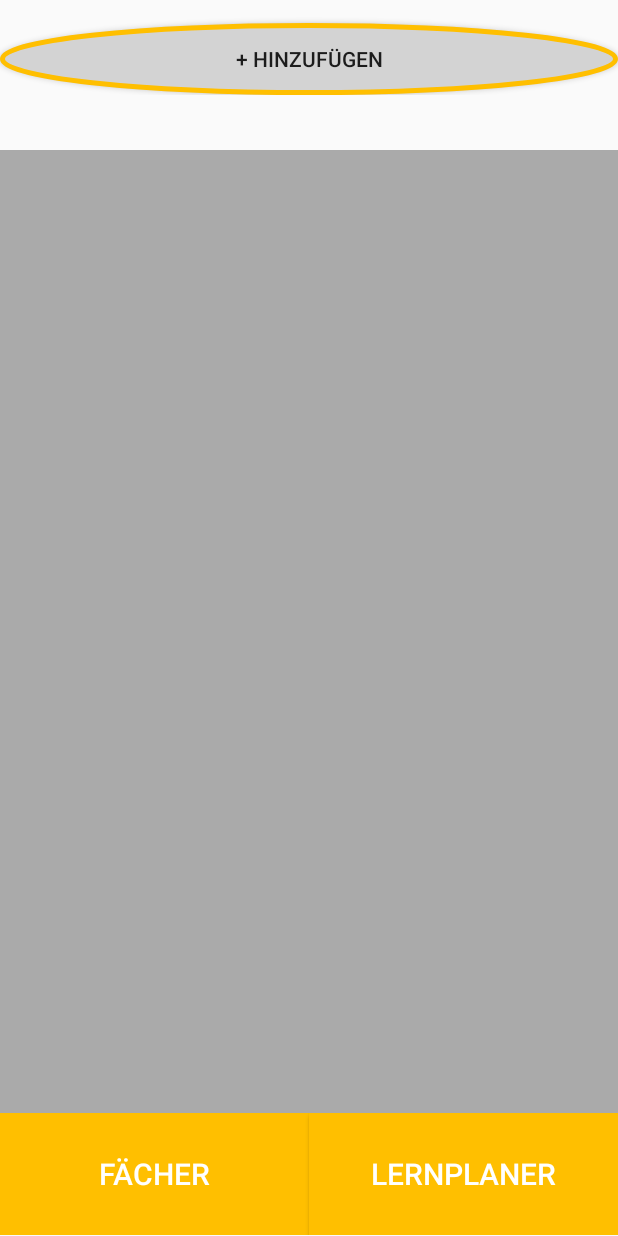
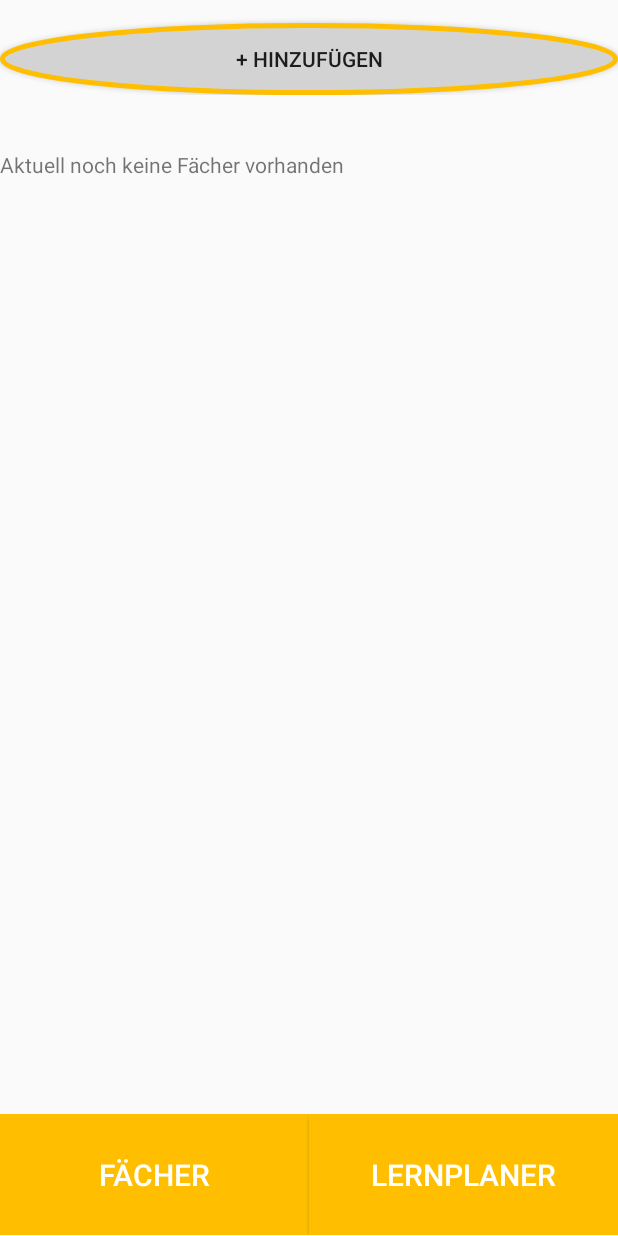
Before and after one commit to timokrapf/SICSmartIndexCards, an Android app: the screen it shows after launch (StartActivity), on a phone screen of 412 x 824 dp. Run offline under Robolectric (Android 15) with nearby library versions, the phone set to English and light mode, and no system bars; our stand-ins replace Room's generated code; libraries missing offline, so code that uses them is left out: android.arch.persistence.

Commit message:
funktionierende db mit Konstanten Klasse und erweiterung hinsichtlich usability

```diff
--- a/app/src/main/java/com/example/timokrapf/sic_smartindexcards/AppDatabase.java
+++ b/app/src/main/java/com/example/timokrapf/sic_smartindexcards/AppDatabase.java
@@ -15,43 +15,17 @@ public abstract class AppDatabase extends RoomDatabase {
 
     public abstract SubjectDao subjectDao();
 
-   /*
-    https://codelabs.developers.google.com/codelabs/android-room-with-a-view/#6
-     */
+    /*
+     https://codelabs.developers.google.com/codelabs/android-room-with-a-view/#6
+      */
     public static AppDatabase getDatabase(final Context context) {
-        if(INSTANCE == null) {
+        if (INSTANCE == null) {
             synchronized (AppDatabase.class) {
-            if (INSTANCE == null) {
-                INSTANCE = Room.databaseBuilder(context.getApplicationContext(), AppDatabase.class, "AppDatabase").build();
+                if (INSTANCE == null) {
+                    INSTANCE = Room.databaseBuilder(context.getApplicationContext(), AppDatabase.class, "AppDatabase").build();
                 }
             }
         }
         return INSTANCE;
     }
-/*
-https://codelabs.developers.google.com/codelabs/android-room-with-a-view/#11
-Fliegt eventuell noch raus.
- */
-    private static RoomDatabase.Callback appDatabaseCallback = new RoomDatabase.Callback() {
-        @Override
-    public void onOpen(@NonNull SupportSQLiteDatabase db) {
-            super.onOpen(db);
-            new PopulateDbTask(INSTANCE).execute();
-        }
-    };
-
-    private static class PopulateDbTask extends AsyncTask<Void, Void, Void> {
-
-        private final SubjectDao dao;
-
-        PopulateDbTask(AppDatabase database) {
-            dao = database.subjectDao();
-        }
-        @Override
-        protected Void doInBackground(Void... voids) {
-
-
-            return null;
-        }
-    }
 }
--- a/app/src/main/java/com/example/timokrapf/sic_smartindexcards/Constants.java
+++ b/app/src/main/java/com/example/timokrapf/sic_smartindexcards/Constants.java
@@ -3,4 +3,5 @@ package com.example.timokrapf.sic_smartindexcards;
 public class Constants {
 
     public static final String SUBJECT_TITLE_KEY = "title";
+
 }
--- a/app/src/main/java/com/example/timokrapf/sic_smartindexcards/StartActivity.java
+++ b/app/src/main/java/com/example/timokrapf/sic_smartindexcards/StartActivity.java
@@ -5,8 +5,6 @@ package com.example.timokrapf.sic_smartindexcards;
 
 import android.app.FragmentTransaction;
 import android.arch.lifecycle.Observer;
-
-
 import android.arch.lifecycle.ViewModelProviders;
 import android.content.Intent;
 import android.support.annotation.Nullable;
@@ -18,6 +16,7 @@ import android.view.Menu;
 import android.view.MenuItem;
 import android.view.View;
 import android.widget.Button;
+import android.widget.TextView;
 import android.widget.Toast;
 import java.util.List;
 
@@ -25,19 +24,20 @@ import java.util.List;
 public class StartActivity extends FragmentActivity implements AddButtonFragment.OnAddButtonFragmentClicked, AddSubjectFragment.OnAddSubjectButtonClicked{
 
 
-    private Button subjectButton, scheduleButton;
+    private Button scheduleButton;
     private AddButtonFragment addButtonFragment;
     private SubjectViewModel viewModel;
     private SubjectAdapter adapter;
+    private AddSubjectFragment addSubjectFragment;
     private RecyclerView recyclerView;
-
+    private TextView emptyText;
 
     @Override
     protected void onCreate(Bundle savedInstanceState) {
         super.onCreate(savedInstanceState);
         setContentView(R.layout.activity_start);
         initAdapter();
-        initViewModel();
+        initUI();
         initStartFragment();
         initButtons();
         setClickListener();
@@ -45,7 +45,7 @@ public class StartActivity extends FragmentActivity implements AddButtonFragment
     }
 
     /*
-    https://codelabs.developers.google.com/codelabs/android-room-with-a-view/#13
+    https://codelabs.developers.google.com/codelabs/android-room-with-a-view/#13 am 07.08.18
      */
 
     private void initAdapter() {
@@ -67,18 +67,26 @@ public class StartActivity extends FragmentActivity implements AddButtonFragment
         recyclerView.setLayoutManager(new LinearLayoutManager(this));
     }
 
-    private void initViewModel() {
+    private void initUI() {
+        emptyText = (TextView) findViewById(android.R.id.empty);
         viewModel = ViewModelProviders.of(this).get(SubjectViewModel.class);
         viewModel.getSubjectsList().observe(this, new Observer<List<Subject>>() {
             @Override
             public void onChanged(@Nullable List<Subject> subjects) {
                 adapter.setSubjectList(subjects);
+                if(adapter.getItemCount() == 0) {
+                    recyclerView.setVisibility(View.GONE);
+                    emptyText.setVisibility(View.VISIBLE);
+                } else {
+                    recyclerView.setVisibility(View.VISIBLE);
+                    emptyText.setVisibility(View.GONE);
+                }
             }
         });
     }
 
     private void initButtons() {
-        subjectButton = (Button) findViewById(R.id.subject_button_id);
+        Button subjectButton = (Button) findViewById(R.id.subject_button_id);
         scheduleButton = (Button) findViewById(R.id.schedule_planner_button_id);
         subjectButton.setEnabled(false);
     }
@@ -107,7 +115,7 @@ public class StartActivity extends FragmentActivity implements AddButtonFragment
 
     @Override
     public void addButtonFragmentClicked() {
-        AddSubjectFragment addSubjectFragment = new AddSubjectFragment();
+        addSubjectFragment = new AddSubjectFragment();
         FragmentTransaction transaction = getFragmentManager().beginTransaction();
         transaction.replace(R.id.fragment_container, addSubjectFragment);
         transaction.addToBackStack(null);
@@ -122,10 +130,17 @@ public class StartActivity extends FragmentActivity implements AddButtonFragment
         } else {
             Subject  newSubject = new Subject();
             newSubject.setSubjectTitle(subjectTitle);
-            viewModel.insert(newSubject);
-            replaceWithAddButtonFragment();
+            if(adapter.isNewSubject(newSubject)) {
+                viewModel.insert(newSubject);
+                Toast.makeText(getApplicationContext(), subjectTitle + " " + getString(R.string.toast_for_new_subject_was_inserted), Toast.LENGTH_SHORT).show();
+                replaceWithAddButtonFragment();
+            } else {
+                Toast.makeText(getApplicationContext(), getString(R.string.toast_for_subject_already_exists), Toast.LENGTH_SHORT).show();
+                addSubjectFragment.deleteKeyboardEntry();
+            }
         }
     }
+
 
     private void replaceWithAddButtonFragment() {
         FragmentTransaction transaction = getFragmentManager().beginTransaction();
--- a/app/src/main/java/com/example/timokrapf/sic_smartindexcards/SubjectDao.java
+++ b/app/src/main/java/com/example/timokrapf/sic_smartindexcards/SubjectDao.java
@@ -18,6 +18,7 @@ public interface SubjectDao {
     @Delete
     void deleteSubject(Subject subject);
 
+
    /*
     https://codelabs.developers.google.com/codelabs/android-room-with-a-view/#5
      */
@@ -25,17 +26,17 @@ public interface SubjectDao {
     void deleteAllSubjects();
 
 
-    @Query("SELECT * FROM subject_table WHERE subject_title LIKE :subjectTitle LIMIT 1")
-    LiveData<List<Subject>> findSubjectByName(String subjectTitle);
+    @Query("SELECT * FROM subject_table WHERE subject_title LIKE :subjectTitle")
+    LiveData<Subject> findSubjectByName(String subjectTitle);
 
-    @Query("SELECT * FROM subject_table WHERE subject_id LIKE :subjectId LIMIT 1")
-    LiveData<List<Subject>> findSubjectById(int subjectId);
+    @Query("SELECT * FROM subject_table WHERE subject_id LIKE :subjectId")
+    LiveData<Subject> findSubjectById(int subjectId);
 
     /*
     https://www.lukegjpotter.com/2017/12/android-room-database-tutorial-with.html
      */
     @Query("SELECT COUNT(*) FROM subject_table")
-    int getNumber();
+    Integer getNumber();
 
     /*
     https://www.sqlite.org/datatype3.html#collation
--- a/app/src/main/res/layout/content_main.xml
+++ b/app/src/main/res/layout/content_main.xml
@@ -12,8 +12,16 @@
         android:layout_width="match_parent"
         android:layout_height="wrap_content"
         android:layout_marginTop="100dp"
-        android:background="@android:color/darker_gray"
+        android:background="@android:color/white"
         tools:listitem="layout/recyclerview_subject_item"
+        android:layout_weight="0.95"/>
+
+    <TextView
+        android:id="@android:id/empty"
+        android:layout_width="match_parent"
+        android:layout_height="wrap_content"
+        android:text="@string/empty_subject_list"
+        android:layout_marginTop="100dp"
         android:layout_weight="0.95"/>
 
     <LinearLayout
--- a/app/src/main/res/values/strings.xml
+++ b/app/src/main/res/values/strings.xml
@@ -8,4 +8,9 @@
     <string name="plus_button">+</string>
     <string name="toast_for_no_subject">Gib den Titel für dein neues Fach ein</string>
     <string name="subject">Deine Fächer</string>
+    <string name="toast_for_subject_already_exists">Dieses Fach existiert bereits</string>
+    <string name="toast_for_new_subject_was_inserted">wurde zu Fächern hinzugefügt</string>
+    <string name="delete_dialog">Willst du das Fach wirklich löschen</string>
+    <string name="yes">Ja</string>
+    <string name="no">Nein</string>
 </resources>
```
Also changed, not shown: app/src/main/java/com/example/timokrapf/sic_smartindexcards/AddSubjectFragment.java (+6 -1 lines), app/src/main/java/com/example/timokrapf/sic_smartindexcards/SubjectAdapter.java (+34 -1 lines), app/src/main/java/com/example/timokrapf/sic_smartindexcards/SubjectRepository.java (+11 -4 lines).
